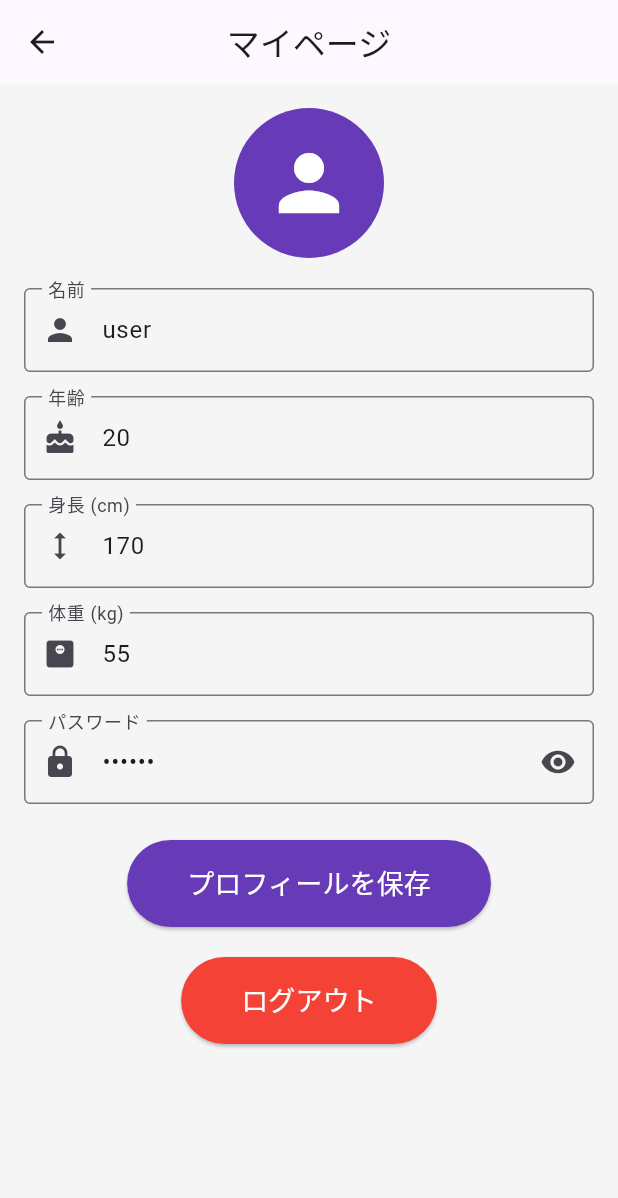
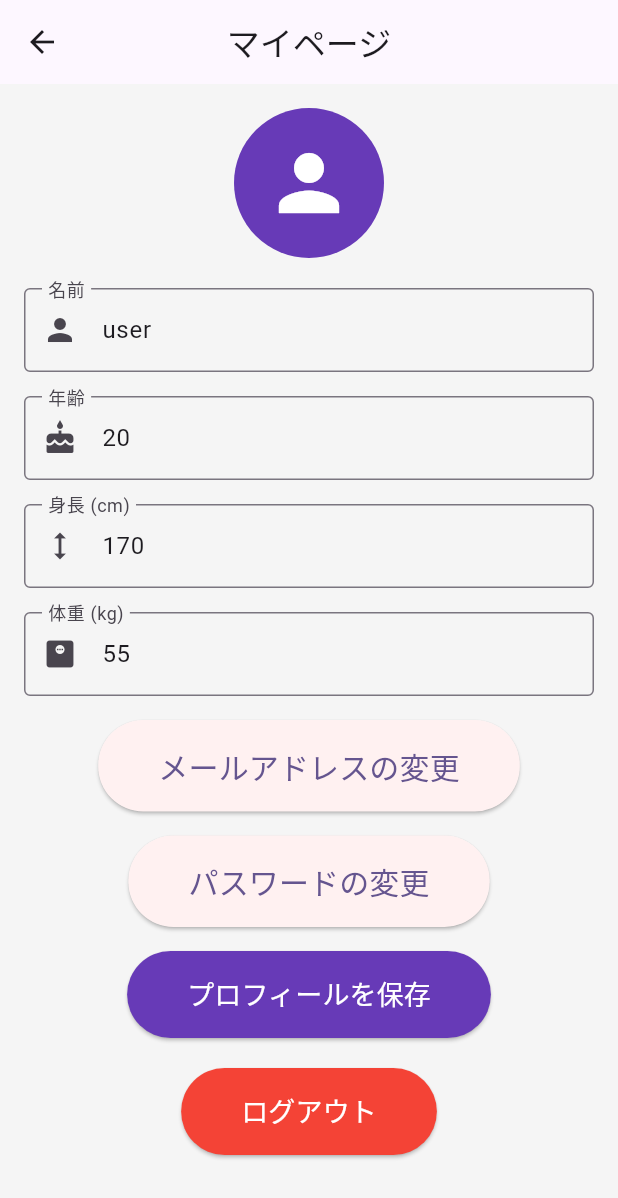
Before and after one commit to GotoShinnnosuke/2025procon, a Flutter app: the ProfileView screen opened directly, after a tap on "プロフィールを編集", on a phone screen of 412 x 824 dp. Shown: the top 1198 px of the screen. Run offline on Flutter 3.47's test engine with Material 3 defaults, Android fonts, the phone set to English and light mode, and no system bars; our stand-ins replace cloud_firestore, firebase_auth, firebase_core, fl_chart, shared_preferences, table_calendar; accounts and stored records are empty.

Commit message:
セキュリティページの変更

```diff
--- a/lib/login/mypage.dart
+++ b/lib/login/mypage.dart
@@ -1,7 +1,10 @@
+import 'package:fitness/fitnessDetail.dart';
 import 'package:flutter/material.dart';
 import 'auth.dart';
 import 'package:firebase_auth/firebase_auth.dart';
 import '../services/user_profile_repository.dart';
+import 'security.dart';
+import 'addresschange.dart';
 
 class MyPage extends StatefulWidget {
   const MyPage({super.key});
@@ -136,28 +139,37 @@ class _MyPageState extends State<MyPage> {
                   },
                 ),
                 const SizedBox(height: 16),
-                TextFormField(
-                  controller: _passwordController,
-                  obscureText: _obscurePassword,
-                  decoration: InputDecoration(
-                    labelText: 'パスワード',
-                    prefixIcon: const Icon(Icons.lock),
-                    border: const OutlineInputBorder(),
-                    suffixIcon: IconButton(
-                      icon: Icon(_obscurePassword
-                          ? Icons.visibility
-                          : Icons.visibility_off),
-                      onPressed: () =>
-                          setState(() => _obscurePassword = !_obscurePassword),
-                    ),
+                ElevatedButton(
+                  style: ElevatedButton.styleFrom(
+                    backgroundColor: const Color(0xFFFFF1F1),
+                    padding: const EdgeInsets.symmetric(
+                        horizontal: 40, vertical: 16),
+                    shape: RoundedRectangleBorder(
+                        borderRadius: BorderRadius.circular(30)),
                   ),
-                  validator: (value) {
-                    if (value == null || value.isEmpty) return 'パスワードを入力してください';
-                    if (value.length < 6) return '6文字以上で入力してください';
-                    return null;
-                  },
+                  onPressed: () => Navigator.push(
+                    context,
+                    MaterialPageRoute(builder: (_) => const Addresschange()),
+                  ),
+                  child:
+                      const Text('メールアドレスの変更', style: TextStyle(fontSize: 20)),
                 ),
-                const SizedBox(height: 24),
+                const SizedBox(height: 16),
+                ElevatedButton(
+                  style: ElevatedButton.styleFrom(
+                    backgroundColor: const Color(0xFFFFF1F1),
+                    padding: const EdgeInsets.symmetric(
+                        horizontal: 40, vertical: 16),
+                    shape: RoundedRectangleBorder(
+                        borderRadius: BorderRadius.circular(30)),
+                  ),
+                  onPressed: () => Navigator.push(
+                    context,
+                    MaterialPageRoute(builder: (_) => const SecurityPage()),
+                  ),
+                  child: const Text('パスワードの変更', style: TextStyle(fontSize: 20)),
+                ),
+                const SizedBox(height: 16),
                 ElevatedButton(
                   style: ElevatedButton.styleFrom(
                     backgroundColor: Colors.deepPurple,
--- a/lib/login/profire_view_page.dart
+++ b/lib/login/profire_view_page.dart
@@ -42,46 +42,6 @@ class _ProfileViewState extends State<ProfileView> {
     });
   }
 
-  /// メールアドレス変更処理
-  Future<void> _changeEmail() async {
-    final user = FirebaseAuth.instance.currentUser;
-    final newEmail = _newEmailController.text.trim();
-
-    if (newEmail.isEmpty || !newEmail.contains('@')) {
-      ScaffoldMessenger.of(context).showSnackBar(
-        const SnackBar(content: Text('正しいメールアドレスを入力してください')),
-      );
-      return;
-    }
-
-    try {
-      await user?.verifyBeforeUpdateEmail(newEmail);
-
-      // 成功メッセージ
-      showDialog(
-        context: context,
-        builder: (_) => AlertDialog(
-          title: const Text('確認メールを送信しました'),
-          content: Text('新しいメールアドレス「$newEmail」宛に確認メールを送信しました。'
-              '\nメール内のリンクをクリックして変更を完了してください。'),
-          actions: [
-            TextButton(
-              onPressed: () => Navigator.pop(context),
-              child: const Text('OK'),
-            ),
-          ],
-        ),
-      );
-    } on FirebaseAuthException catch (e) {
-      String message = 'エラーが発生しました: ${e.message}';
-      if (e.code == 'requires-recent-login') {
-        message = '再ログインが必要です。もう一度ログインしてください。';
-      }
-      ScaffoldMessenger.of(context)
-          .showSnackBar(SnackBar(content: Text(message)));
-    }
-  }
-
   @override
   Widget build(BuildContext context) {
     return Scaffold(
@@ -106,9 +66,12 @@ class _ProfileViewState extends State<ProfileView> {
                   child: Column(
                     crossAxisAlignment: CrossAxisAlignment.start,
                     children: [
-                      Text(_name ?? '-', style: const TextStyle(fontSize: 18, fontWeight: FontWeight.w800)),
+                      Text(_name ?? '-',
+                          style: const TextStyle(
+                              fontSize: 18, fontWeight: FontWeight.w800)),
                       const SizedBox(height: 4),
-                      Text(_email ?? '-', style: const TextStyle(color: Color(0xFF6B7280))),
+                      Text(_email ?? '-',
+                          style: const TextStyle(color: Color(0xFF6B7280))),
                     ],
                   ),
                 ),
@@ -125,28 +88,13 @@ class _ProfileViewState extends State<ProfileView> {
             ),
             const SizedBox(height: 16),
             _infoTile('年齢', _age?.toString() ?? '-'),
-            _infoTile('身長', _height != null ? '${_height!.toStringAsFixed(1)} cm' : '-'),
-            _infoTile('体重', _weight != null ? '${_weight!.toStringAsFixed(1)} kg' : '-'),
+            _infoTile('身長',
+                _height != null ? '${_height!.toStringAsFixed(1)} cm' : '-'),
+            _infoTile('体重',
+                _weight != null ? '${_weight!.toStringAsFixed(1)} kg' : '-'),
             const SizedBox(height: 24),
-            const Text('メール設定', style: TextStyle(fontSize: 16, fontWeight: FontWeight.w800)),
             const SizedBox(height: 8),
-            TextField(
-              controller: _newEmailController,
-              decoration: const InputDecoration(
-                labelText: '新しいメールアドレス',
-                border: OutlineInputBorder(),
-              ),
-              keyboardType: TextInputType.emailAddress,
-            ),
             const SizedBox(height: 10),
-            ElevatedButton(
-              onPressed: _changeEmail,
-              style: ElevatedButton.styleFrom(
-                backgroundColor: Colors.deepPurple,
-                foregroundColor: Colors.white,
-              ),
-              child: const Text('メールアドレスを変更'),
-            ),
           ],
         ),
       ),
```
Also changed, not shown: lib/login/addresschange.dart (added, +89 -0 lines), lib/login/security.dart (added, +90 -0 lines).
